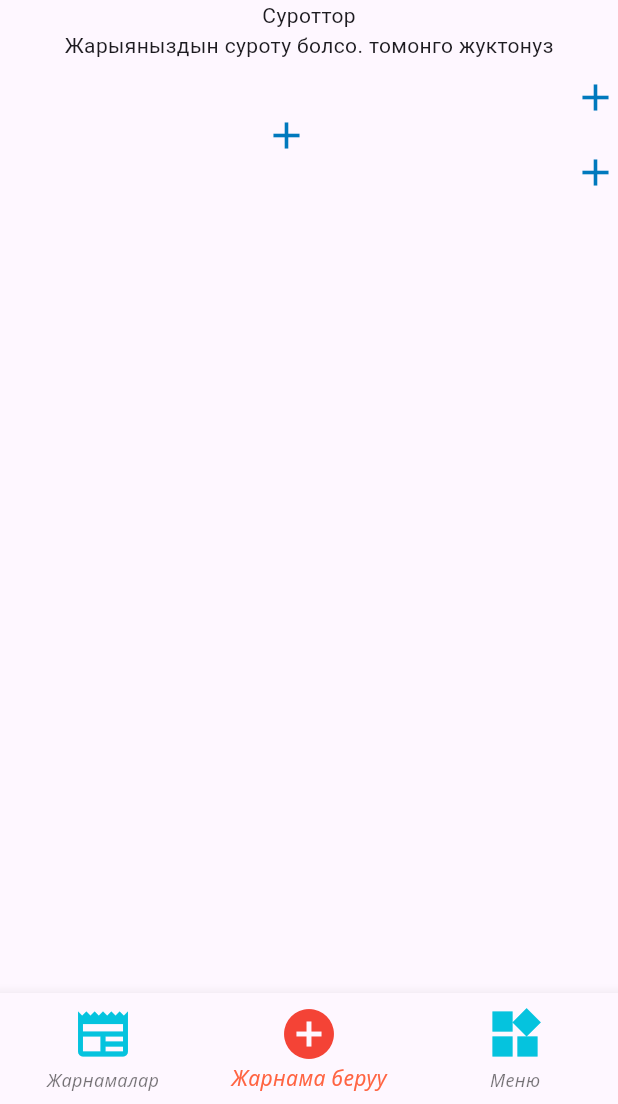
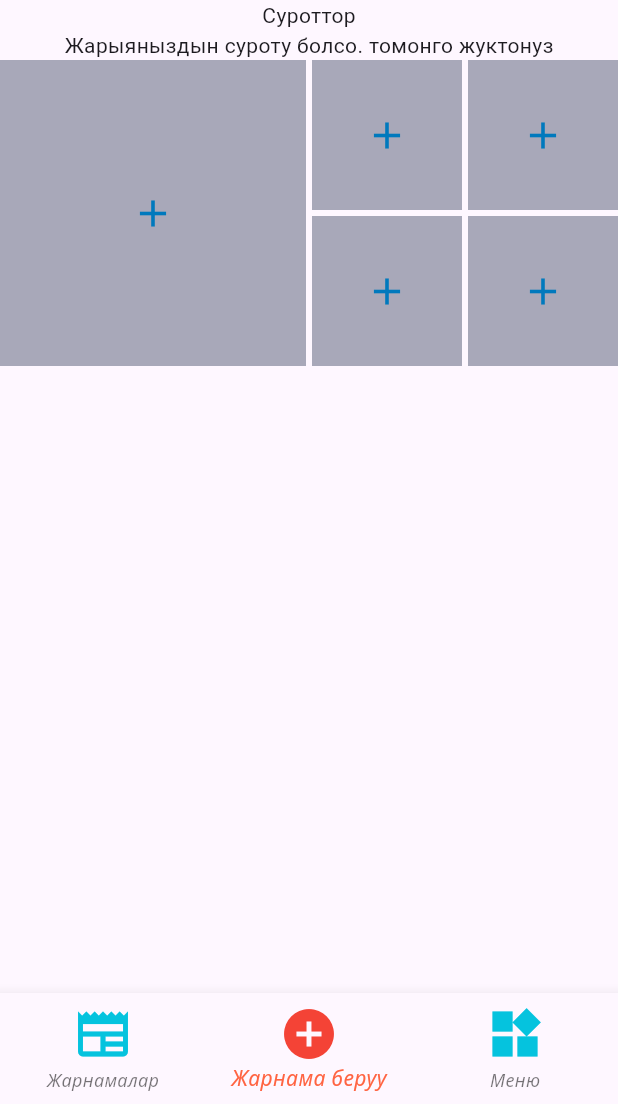
Before and after one commit to BolotKyzy/naryn_market, a Flutter app: the screen it shows after launch, item 2 of the bottom bar chosen, on a phone screen of 412 x 824 dp, the part 132-1236 px from its top. Run offline on Flutter 3.47's test engine with Material 3 defaults, Android fonts, the phone set to English and light mode, and no system bars; our stand-ins replace font_awesome_flutter.

Commit message:
added gridview insert image section

```diff
--- /dev/null
+++ b/lib/insert_section/news_insert_page.dart
@@ -0,0 +1,65 @@
+import 'package:flutter/material.dart';
+import 'package:flutter_staggered_grid_view/flutter_staggered_grid_view.dart';
+import 'package:naryn_market/constants/colors.dart';
+
+class NewsInsertPage extends StatelessWidget {
+  const NewsInsertPage({super.key});
+
+  @override
+  Widget build(BuildContext context) {
+    return Column(
+      crossAxisAlignment: CrossAxisAlignment.center,
+      children: [
+        Text("Суроттор"),
+        Text("Жарыяныздын суроту болсо. томонго жуктонуз"),
+        StaggeredGrid.count(
+          crossAxisCount: 4,
+          mainAxisSpacing: 4,
+          crossAxisSpacing: 4,
+          children: [
+            StaggeredGridTile.count(
+              crossAxisCellCount: 2,
+              mainAxisCellCount: 2,
+              child: Container(
+                child: Icon(Icons.add),
+                color: AppColors.cartGreyColor,
+              ),
+            ),
+            StaggeredGridTile.count(
+              crossAxisCellCount: 1,
+              mainAxisCellCount: 1,
+              child: Container(
+                child: Icon(Icons.add),
+                color: AppColors.cartGreyColor,
+              ),
+            ),
+            StaggeredGridTile.count(
+              crossAxisCellCount: 1,
+              mainAxisCellCount: 1,
+              child: Container(
+                child: Icon(Icons.add),
+                color: AppColors.cartGreyColor,
+              ),
+            ),
+            StaggeredGridTile.count(
+              crossAxisCellCount: 1,
+              mainAxisCellCount: 1,
+              child: Container(
+                child: Icon(Icons.add),
+                color: AppColors.cartGreyColor,
+              ),
+            ),
+            StaggeredGridTile.count(
+              crossAxisCellCount: 1,
+              mainAxisCellCount: 1,
+              child: Container(
+                child: Icon(Icons.add),
+                color: AppColors.cartGreyColor,
+              ),
+            ),
+          ],
+        ),
+      ],
+    );
+  }
+}
--- a/lib/main_page.dart
+++ b/lib/main_page.dart
@@ -4,7 +4,7 @@ import 'package:naryn_market/constants/colors.dart';
 import 'package:naryn_market/menu_page.dart';
 import 'package:naryn_market/models/news_model/news_data.dart';
 import 'package:naryn_market/news_page/news.dart';
-import 'package:naryn_market/news_insert_page.dart';
+import 'package:naryn_market/insert_section/news_insert_page.dart';
 import 'package:provider/provider.dart';
 
 class MainPage extends StatefulWidget {
--- a/lib/news_insert_page.dart
+++ /dev/null
@@ -1,41 +0,0 @@
-import 'package:flutter/material.dart';
-
-class NewsInsertPage extends StatelessWidget {
-  const NewsInsertPage({super.key});
-
-  @override
-  Widget build(BuildContext context) {
-    return Column(
-      children: [
-        Text("Суроттор"),
-        Text("Жарыяныздын суроту болсо. томонго жуктонуз"),
-        Row(
-          children: [
-            Expanded(
-                child: Container(
-              height: 50,
-              width: 50,
-              child: Icon(Icons.add),
-            )),
-            Column(
-              children: [
-                Expanded(
-                    child: Container(
-                  height: 50,
-                  width: 30,
-                  child: Icon(Icons.add),
-                )),
-                Expanded(
-                    child: Container(
-                  height: 50,
-                  width: 30,
-                  child: Icon(Icons.add),
-                )),
-              ],
-            )
-          ],
-        )
-      ],
-    );
-  }
-}
--- a/pubspec.yaml
+++ b/pubspec.yaml
@@ -37,6 +37,7 @@ dependencies:
   # Use with the CupertinoIcons class for iOS style icons.
   cupertino_icons: ^1.0.2
   provider: ^6.1.2
+  flutter_staggered_grid_view: ^0.7.0
 
 dev_dependencies:
   flutter_test:
```
Also changed, not shown: pubspec.lock.
